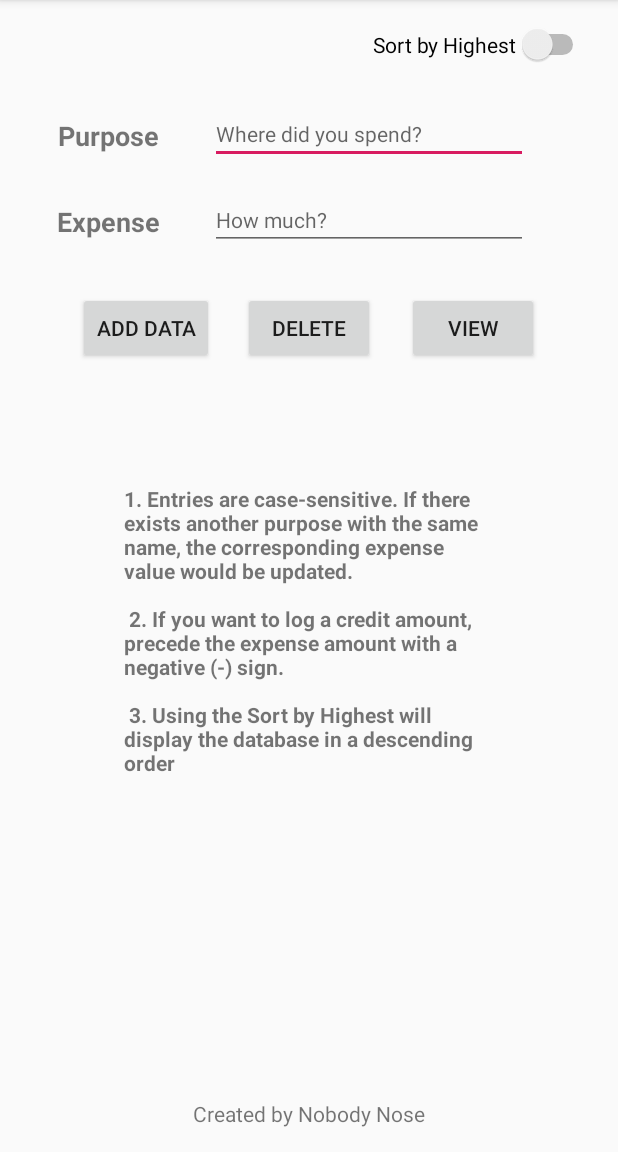
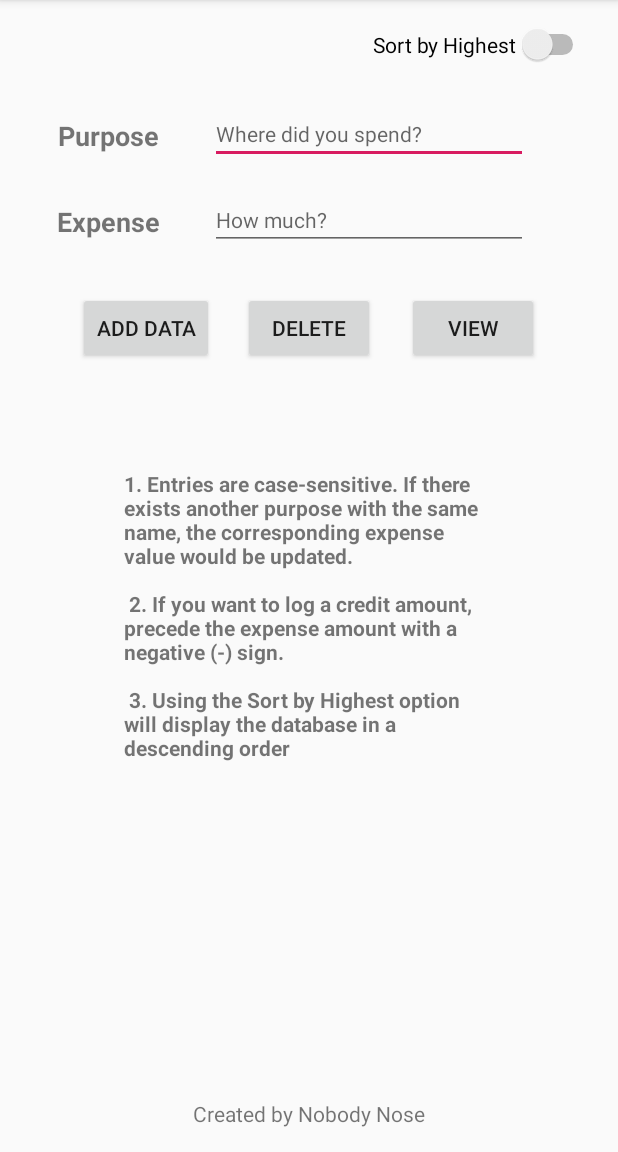
Before and after one commit to nobodyn0se/Android_TrackMyExpenses, an Android app: the screen it shows after launch (MainActivity), on a phone screen of 412 x 824 dp, the part 84-1236 px from its top. Run offline under Robolectric (Android 15) with nearby library versions, the phone set to English and light mode, and no system bars.

Commit message:
TextView layout updated. Typos corrected.

```diff
--- a/app/src/main/res/layout/activity_main.xml
+++ b/app/src/main/res/layout/activity_main.xml
@@ -131,7 +131,7 @@
         android:id="@+id/textExplain"
         android:layout_width="247dp"
         android:layout_height="286dp"
-        android:layout_marginTop="80dp"
+        android:layout_marginTop="70dp"
         android:text="@string/main_msg"
         app:layout_constraintEnd_toEndOf="parent"
         app:layout_constraintStart_toStartOf="parent"
--- a/app/src/main/res/values/strings.xml
+++ b/app/src/main/res/values/strings.xml
@@ -11,5 +11,5 @@
     <string name="edit_hint_purpose">Where did you spend?</string>
     <string name="main_msg"><b>1. Entries are case-sensitive. If there exists another purpose with the same name, the corresponding expense value would be updated.\n\n
     2. If you want to log a credit amount, precede the expense amount with a negative (-) sign.\n\n
-        3. Using the Sort by Highest will display the database in a descending order</b></string>
+        3. Using the Sort by Highest option will display the database in a descending order</b></string>
 </resources>
```
